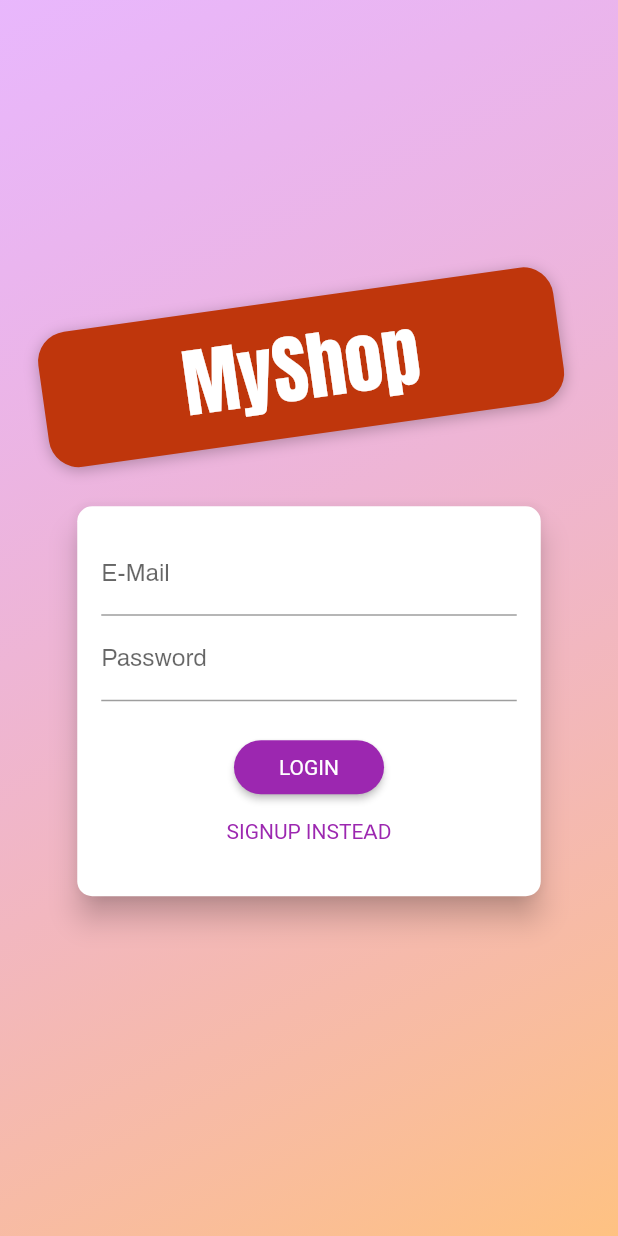
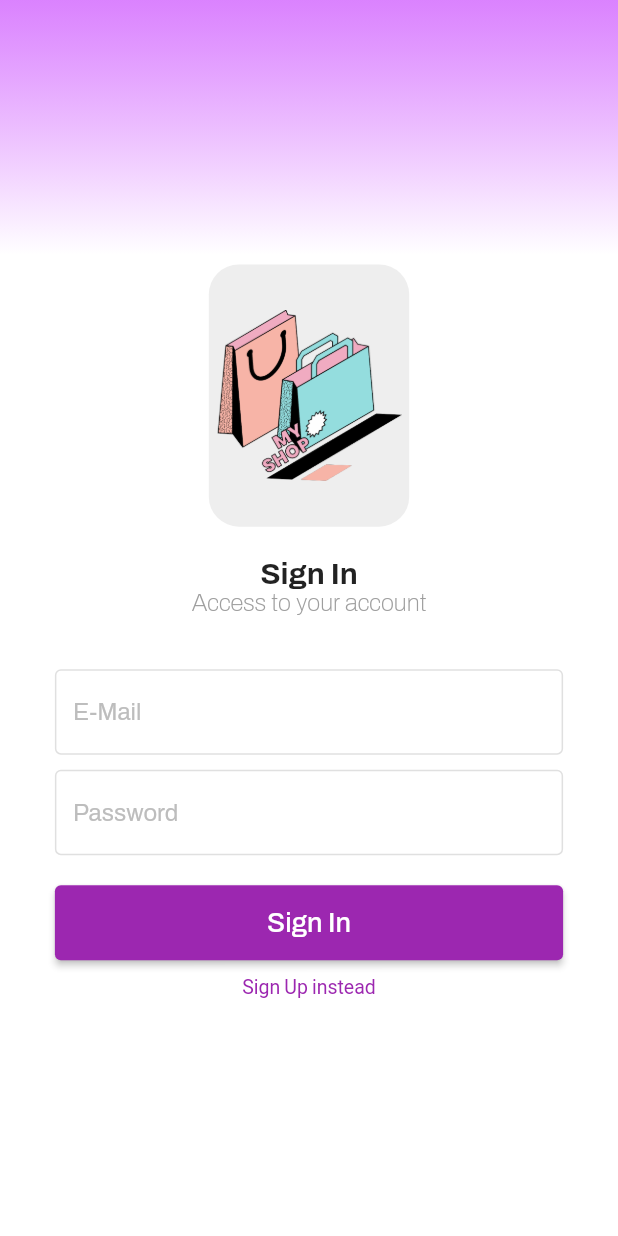
Before and after one commit to andikatp/shop-app, a Flutter app: the screen it shows after launch, on a phone screen of 412 x 824 dp. Run offline on Flutter 3.47's test engine with Material 2 defaults, Android fonts, the light colour scheme and no system bars; our stand-ins replace firebase_core, google_fonts, shared_preferences; accounts and stored records are empty.

Commit message:
fixing the login ui

```diff
--- a/lib/main.dart
+++ b/lib/main.dart
@@ -19,14 +19,9 @@ void main() {
   runApp(const MyApp());
 }
 
-class MyApp extends StatefulWidget {
+class MyApp extends StatelessWidget {
   const MyApp({super.key});
 
-  @override
-  State<MyApp> createState() => _MyAppState();
-}
-
-class _MyAppState extends State<MyApp> {
   @override
   Widget build(BuildContext context) {
     return MultiProvider(
--- a/lib/screens/auth_screen.dart
+++ b/lib/screens/auth_screen.dart
@@ -1,7 +1,4 @@
-import 'dart:math';
-
 import 'package:flutter/material.dart';
-import 'package:google_fonts/google_fonts.dart';
 import 'package:provider/provider.dart';
 import 'package:shop_app/models/http_exception.dart';
 import 'package:shop_app/provider/auth.dart';
@@ -26,12 +23,12 @@
             decoration: BoxDecoration(
               gradient: LinearGradient(
                 colors: [
-                  const Color.fromRGBO(215, 117, 255, 1).withOpacity(0.5),
-                  const Color.fromRGBO(255, 188, 117, 1).withOpacity(0.9),
+                  const Color.fromRGBO(215, 117, 255, 1).withOpacity(0.9),
+                  Colors.white,
                 ],
-                begin: Alignment.topLeft,
-                end: Alignment.bottomRight,
-                stops: const [0, 1],
+                begin: Alignment.topCenter,
+                end: const Alignment(0.0, 0.03),
+                stops: const [0.0, 0.4],
               ),
             ),
           ),
@@ -43,39 +40,40 @@
                 mainAxisAlignment: MainAxisAlignment.center,
                 crossAxisAlignment: CrossAxisAlignment.center,
                 children: <Widget>[
+                  SizedBox(height: deviceSize.height * 0.1),
                   Flexible(
                     child: Container(
+                      padding: const EdgeInsets.all(5),
                       margin: const EdgeInsets.only(bottom: 20.0),
-                      padding: const EdgeInsets.symmetric(
-                          vertical: 8.0, horizontal: 94.0),
-                      transform: Matrix4.rotationZ(-8 * pi / 180)
-                        ..translate(-10.0),
-                      // ..translate(-10.0),
                       decoration: BoxDecoration(
                           borderRadius: BorderRadius.circular(20),
-                        color: Colors.deepOrange.shade900,
-                        boxShadow: const [
-                          BoxShadow(
-                            blurRadius: 8,
-                            color: Colors.black26,
-                            offset: Offset(0, 2),
-                          )
-                        ],
-                      ),
-                      child: Text(
-                        'MyShop',
-                        style: GoogleFonts.anton(
-                          color: Colors.white,
-                          fontSize: 50,
-                          fontWeight: FontWeight.normal,
+                          color: Colors.grey.shade200),
+                      child: Image.asset(
+                        'assets/logo.png',
+                        height: deviceSize.height * 0.2,
+                        width: deviceSize.width * 0.3,
                       ),
                     ),
                   ),
+                  const Text(
+                    'Sign In',
+                    style: TextStyle(
+                      fontWeight: FontWeight.bold,
+                      fontSize: 20,
                     ),
-                  Flexible(
-                    flex: deviceSize.width > 600 ? 2 : 1,
-                    child: const AuthCard(),
                   ),
+                  Container(
+                    margin: const EdgeInsets.only(bottom: 20.0),
+                    child: const Text(
+                      'Access to your account',
+                      style: TextStyle(
+                        color: Colors.grey,
+                        fontWeight: FontWeight.w100,
+                        fontSize: 16,
+                      ),
+                    ),
+                  ),
+                  const AuthCard(),
                 ],
               ),
             ),
@@ -222,19 +220,14 @@
   @override
   Widget build(BuildContext context) {
     final deviceSize = MediaQuery.of(context).size;
-    return Card(
-      shape: RoundedRectangleBorder(
-        borderRadius: BorderRadius.circular(10.0),
-      ),
-      elevation: 8.0,
-      child: AnimatedContainer(
+    return AnimatedContainer(
       duration: const Duration(milliseconds: 300),
       curve: Curves.easeIn,
-        height: _authMode == AuthMode.signup ? 320 : 260,
+      height: _authMode == AuthMode.signup ? 370 : 300,
       // height: _heightAnimation.value.height,
       constraints:
           BoxConstraints(minHeight: _authMode == AuthMode.signup ? 320 : 260),
-        width: deviceSize.width * 0.75,
+      width: deviceSize.width * 0.90,
       padding: const EdgeInsets.all(16.0),
       child: Form(
         key: _formKey,
@@ -242,7 +235,14 @@
           child: Column(
             children: <Widget>[
               TextFormField(
-                  decoration: const InputDecoration(labelText: 'E-Mail'),
+                onTapOutside: (event) => FocusScope.of(context).unfocus(),
+                decoration: InputDecoration(
+                  hintText: 'E-Mail',
+                  hintStyle: TextStyle(color: Colors.grey.shade400),
+                  border: const OutlineInputBorder(),
+                  enabledBorder: OutlineInputBorder(
+                      borderSide: BorderSide(color: Colors.grey.shade300)),
+                ),
                 keyboardType: TextInputType.emailAddress,
                 validator: (String? value) {
                   if (value != null) {
@@ -256,8 +256,17 @@
                   _authData['email'] = value!;
                 },
               ),
+              const SizedBox(height: 10),
               TextFormField(
-                  decoration: const InputDecoration(labelText: 'Password'),
+                onTapOutside: (event) => FocusScope.of(context).unfocus(),
+                decoration: InputDecoration(
+                  hintText: 'Password',
+                  hintStyle: TextStyle(color: Colors.grey.shade400),
+                  border: const OutlineInputBorder(),
+                  enabledBorder: OutlineInputBorder(
+                    borderSide: BorderSide(color: Colors.grey.shade300),
+                  ),
+                ),
                 obscureText: true,
                 controller: _passwordController,
                 validator: (value) {
@@ -278,10 +287,18 @@
                   opacity: _formAnimation,
                   child: SlideTransition(
                     position: _slideAnimation,
+                    child: Padding(
+                      padding: const EdgeInsets.only(top: 10),
                       child: TextFormField(
                         enabled: _authMode == AuthMode.signup,
-                        decoration: const InputDecoration(
-                            labelText: 'Confirm Password'),
+                        decoration: InputDecoration(
+                          hintText: 'Confirm Password',
+                          hintStyle: TextStyle(color: Colors.grey.shade400),
+                          border: const OutlineInputBorder(),
+                          enabledBorder: OutlineInputBorder(
+                              borderSide:
+                                  BorderSide(color: Colors.grey.shade300)),
+                        ),
                         obscureText: true,
                         validator: _authMode == AuthMode.signup
                             ? (value) {
@@ -294,6 +311,7 @@
                       ),
                     ),
                   ),
+                ),
               const SizedBox(
                 height: 20,
               ),
@@ -303,10 +321,8 @@
                 ElevatedButton(
                   onPressed: _submit,
                   style: ButtonStyle(
-                      shape: MaterialStatePropertyAll(
-                        RoundedRectangleBorder(
-                          borderRadius: BorderRadius.circular(30),
-                        ),
+                    minimumSize: const MaterialStatePropertyAll(
+                      Size(double.infinity, 50),
                     ),
                     padding: const MaterialStatePropertyAll(
                       EdgeInsets.symmetric(horizontal: 30.0, vertical: 8.0),
@@ -314,17 +330,15 @@
                     backgroundColor: MaterialStatePropertyAll(
                       Theme.of(context).colorScheme.primary,
                     ),
-                      textStyle: MaterialStatePropertyAll(
-                        TextStyle(
-                          color: Theme.of(context)
-                              .primaryTextTheme
-                              .labelLarge
-                              ?.color,
+                  ),
+                  child: Text(
+                    _authMode == AuthMode.login ? 'Sign In' : 'Sign UP',
+                    style: TextStyle(
+                      fontSize: 18,
+                      color:
+                          Theme.of(context).primaryTextTheme.labelLarge?.color,
                     ),
                   ),
-                    ),
-                    child:
-                        Text(_authMode == AuthMode.login ? 'LOGIN' : 'SIGN UP'),
                 ),
               TextButton(
                 onPressed: _switchAuthMode,
@@ -337,10 +351,11 @@
                       color: Theme.of(context).colorScheme.primary,
                     ))),
                 child: Text(
-                      '${_authMode == AuthMode.login ? 'SIGNUP' : 'LOGIN'} INSTEAD'),
+                  '${_authMode == AuthMode.login ? 'Sign Up' : 'Sign In'} instead',
+                  style: const TextStyle(fontSize: 13),
+                ),
               ),
             ],
-            ),
           ),
         ),
       ),
```
Also changed, not shown: assets/logo.png (added). Lines whose indentation alone changed are shown as unchanged.
